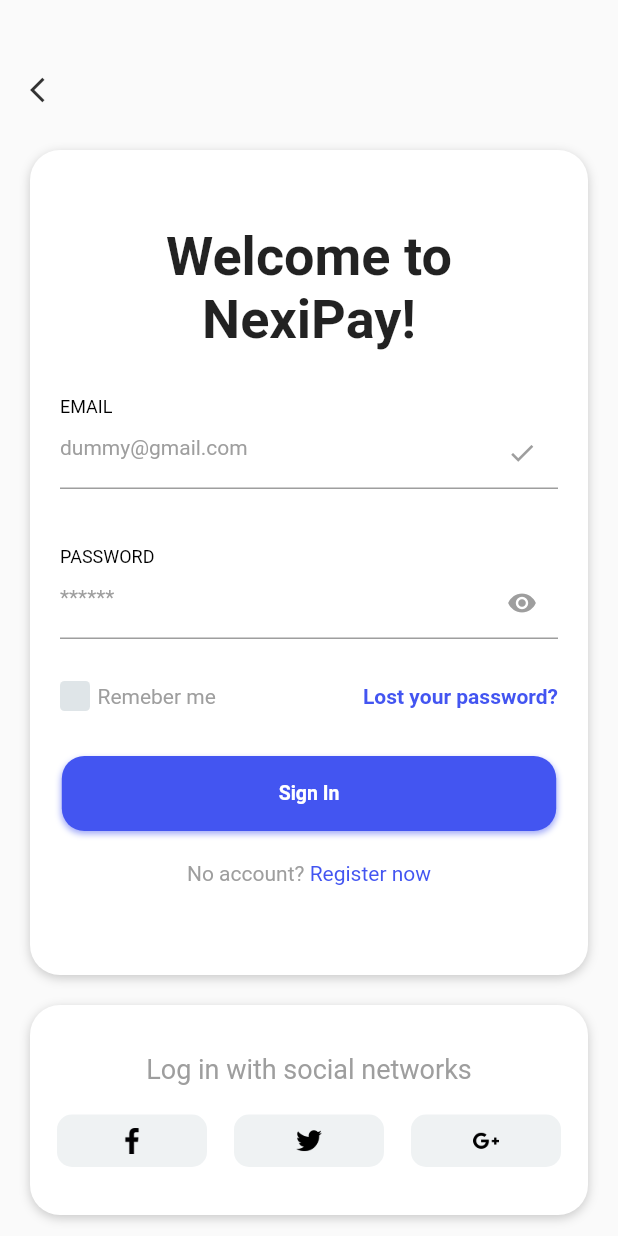
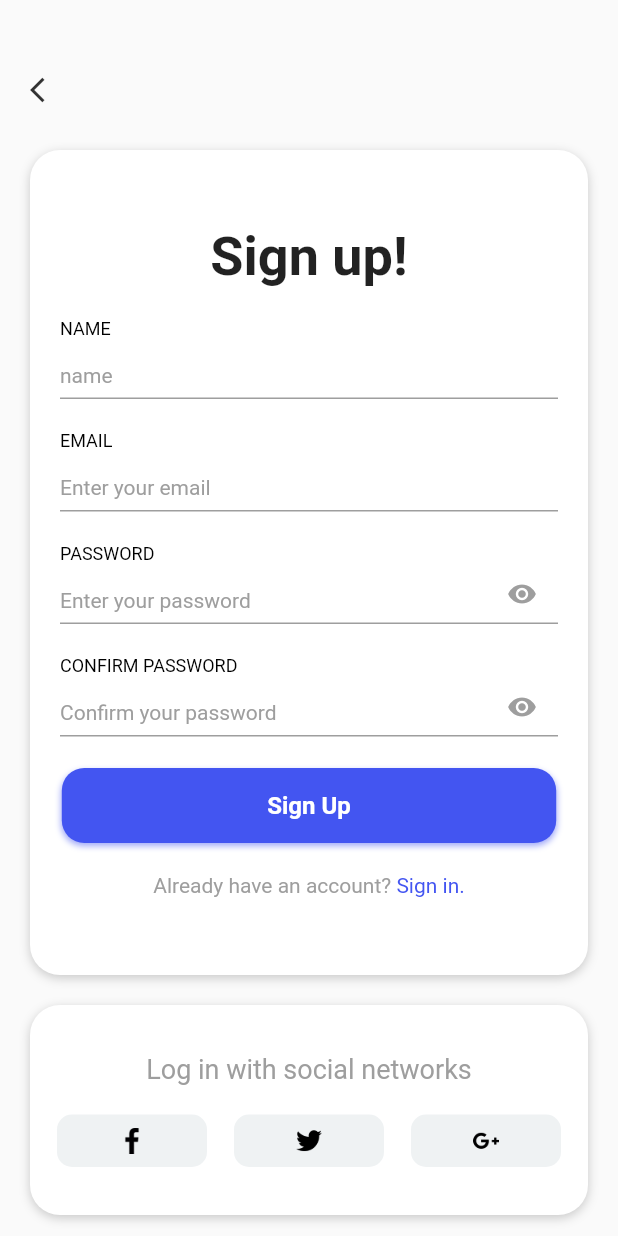
Before and after one commit to Usamamajid13/smart_transfer, a Flutter app: the SignUpScreen screen opened by its route, on a phone screen of 412 x 824 dp. Run offline on Flutter 3.47's test engine with Material 2 defaults, Android fonts, the phone set to English and light mode, and no system bars.

Commit message:
4 screens

```diff
--- a/lib/AppConstants/constants.dart
+++ b/lib/AppConstants/constants.dart
@@ -8,5 +8,6 @@
 ///routes
 const splashScreenRoute = "/";
 const catalogScreenRoute = "/catalogScreenRoute";
+const loginScreenRoute = "/loginScreenRoute";
 const signUpScreenRoute = "/signUpScreenRoute";
 const homeScreenRoute = "/homeScreenRoute";
--- a/lib/Authentication/catalog_screen.dart
+++ b/lib/Authentication/catalog_screen.dart
@@ -82,7 +82,7 @@
             utils.bigButton(
               width: MediaQuery.of(context).size.width * 0.9,
               onTap: () {
-                Navigator.pushNamed(context, signUpScreenRoute);
+                Navigator.pushNamed(context, loginScreenRoute);
               },
               text: "Get Started",
               borderRadius: 15.0,
--- a/lib/Authentication/register_screen.dart
+++ b/lib/Authentication/login_screen.dart
@@ -2,14 +2,14 @@
 import 'package:smart_transfer/AppConstants/constants.dart';
 import 'package:smart_transfer/Utils/app_utils.dart';
 
-class SignUpScreen extends StatefulWidget {
-  const SignUpScreen({Key? key}) : super(key: key);
+class LoginScreen extends StatefulWidget {
+  const LoginScreen({Key? key}) : super(key: key);
 
   @override
-  State<SignUpScreen> createState() => _SignUpScreenState();
+  State<LoginScreen> createState() => _LoginScreenState();
 }
 
-class _SignUpScreenState extends State<SignUpScreen> {
+class _LoginScreenState extends State<LoginScreen> {
   var utils = AppUtils();
   bool value = false;
   @override
@@ -77,7 +77,7 @@
                             ),
                           ),
                           const SizedBox(
-                            height: 30,
+                            height: 20,
                           ),
                           utils.labelTextField(
                             obscureText: true,
@@ -90,7 +90,7 @@
                             ),
                           ),
                           const SizedBox(
-                            height: 20,
+                            height: 10,
                           ),
                           Row(
                             mainAxisAlignment: MainAxisAlignment.spaceBetween,
@@ -144,7 +144,7 @@
                             ],
                           ),
                           const SizedBox(
-                            height: 30,
+                            height: 40,
                           ),
                           utils.bigButton(
                             width: MediaQuery.of(context).size.width * 0.8,
@@ -166,7 +166,10 @@
                                 ),
                               ),
                               GestureDetector(
-                                onTap: () {},
+                                onTap: () {
+                                  Navigator.pushNamed(
+                                      context, signUpScreenRoute);
+                                },
                                 child: Text(
                                   "Register now",
                                   style: utils.mediumTitleTextStyle(
--- /dev/null
+++ b/lib/Authentication/sign_up_screen.dart
@@ -0,0 +1,217 @@
+import 'package:flutter/material.dart';
+
+import '../AppConstants/constants.dart';
+import '../Utils/app_utils.dart';
+
+class SignUpScreen extends StatefulWidget {
+  const SignUpScreen({Key? key}) : super(key: key);
+
+  @override
+  State<SignUpScreen> createState() => _SignUpScreenState();
+}
+
+class _SignUpScreenState extends State<SignUpScreen> {
+  var utils = AppUtils();
+  bool value = false;
+  @override
+  Widget build(BuildContext context) {
+    return Scaffold(
+      body: SingleChildScrollView(
+        child: Padding(
+          padding: const EdgeInsets.symmetric(horizontal: 20),
+          child: Column(
+            crossAxisAlignment: CrossAxisAlignment.start,
+            children: [
+              const SizedBox(
+                height: 50,
+              ),
+              Icon(
+                Icons.arrow_back_ios,
+                color: Colors.black.withOpacity(0.8),
+                size: 20,
+              ),
+              const SizedBox(
+                height: 30,
+              ),
+              Container(
+                width: MediaQuery.of(context).size.width,
+                height: 550,
+                decoration: BoxDecoration(
+                  color: Colors.white,
+                  boxShadow: [
+                    BoxShadow(
+                      color: Colors.black.withOpacity(0.2),
+                      blurRadius: 5,
+                      offset: const Offset(0, 2),
+                    )
+                  ],
+                  borderRadius: BorderRadius.circular(20.0),
+                ),
+                child: Column(
+                  children: [
+                    const SizedBox(
+                      height: 50,
+                    ),
+                    Text(
+                      "Sign up!",
+                      style: utils.largestHeadingTextStyle(),
+                      textAlign: TextAlign.center,
+                    ),
+                    const SizedBox(
+                      height: 20,
+                    ),
+                    Padding(
+                      padding: const EdgeInsets.symmetric(horizontal: 20),
+                      child: Column(
+                        children: [
+                          utils.labelTextField(
+                            obscureText: false,
+                            hintText: "name",
+                            labelText: "NAME",
+                            onChange: (val) {
+                              setState(() {});
+                            },
+                          ),
+                          const SizedBox(
+                            height: 5,
+                          ),
+                          utils.labelTextField(
+                            obscureText: false,
+                            hintText: "Enter your email",
+                            labelText: "EMAIL",
+                            onChange: (val) {
+                              setState(() {});
+                            },
+                          ),
+                          const SizedBox(
+                            height: 5,
+                          ),
+                          utils.labelTextField(
+                            obscureText: true,
+                            hintText: "Enter your password",
+                            labelText: "PASSWORD",
+                            suffixIcon: const Icon(
+                              Icons.remove_red_eye,
+                              color: Colors.grey,
+                              size: 20,
+                            ),
+                          ),
+                          const SizedBox(
+                            height: 5,
+                          ),
+                          utils.labelTextField(
+                            obscureText: true,
+                            hintText: "Confirm your password",
+                            labelText: "CONFIRM PASSWORD",
+                            suffixIcon: const Icon(
+                              Icons.remove_red_eye,
+                              color: Colors.grey,
+                              size: 20,
+                            ),
+                          ),
+                          const SizedBox(
+                            height: 5,
+                          ),
+                          utils.bigButton(
+                            width: MediaQuery.of(context).size.width * 0.8,
+                            onTap: () {},
+                            text: "Sign Up",
+                            fontSize: 16,
+                            borderRadius: 15.0,
+                            textColor: Colors.white,
+                          ),
+                          const SizedBox(
+                            height: 20,
+                          ),
+                          Row(
+                            mainAxisAlignment: MainAxisAlignment.center,
+                            children: [
+                              Text(
+                                "Already have an account? ",
+                                style: utils.mediumTitleTextStyle(
+                                  color: Colors.grey,
+                                ),
+                              ),
+                              GestureDetector(
+                                onTap: () {
+                                  Navigator.pushNamed(
+                                      context, loginScreenRoute);
+                                },
+                                child: Text(
+                                  "Sign in.",
+                                  style: utils.mediumTitleTextStyle(
+                                    color: darkBlueColor,
+                                  ),
+                                ),
+                              ),
+                            ],
+                          )
+                        ],
+                      ),
+                    ),
+                  ],
+                ),
+              ),
+              const SizedBox(
+                height: 20,
+              ),
+              Container(
+                width: MediaQuery.of(context).size.width,
+                height: 140,
+                decoration: BoxDecoration(
+                  color: Colors.white,
+                  boxShadow: [
+                    BoxShadow(
+                      color: Colors.black.withOpacity(0.2),
+                      blurRadius: 5,
+                      offset: const Offset(0, 2),
+                    )
+                  ],
+                  borderRadius: BorderRadius.circular(20.0),
+                ),
+                child: Column(
+                  mainAxisAlignment: MainAxisAlignment.center,
+                  children: [
+                    Text(
+                      "Log in with social networks",
+                      style: utils.largeTextStyle(
+                        color: Colors.grey,
+                      ),
+                    ),
+                    const SizedBox(
+                      height: 20,
+                    ),
+                    Row(
+                      mainAxisAlignment: MainAxisAlignment.spaceEvenly,
+                      children: [
+                        for (int i = 0; i < 3; i++)
+                          Container(
+                            width: 100,
+                            height: 35,
+                            decoration: BoxDecoration(
+                              borderRadius: BorderRadius.circular(10.0),
+                              color: Colors.blueGrey.withOpacity(0.1),
+                            ),
+                            child: Center(
+                              child: Image.asset(
+                                i == 0
+                                    ? "assets/facebookIcon.png"
+                                    : i == 1
+                                        ? "assets/twitterIcon.png"
+                                        : "assets/googlePlusIcon.png",
+                                scale: 30,
+                              ),
+                            ),
+                          ),
+                      ],
+                    )
+                  ],
+                ),
+              )
+            ],
+          ),
+        ),
+      ),
+    );
+  }
+}
--- a/lib/Utils/app_utils.dart
+++ b/lib/Utils/app_utils.dart
@@ -191,7 +191,9 @@
               color: Colors.black,
             ),
           ),
-          TextFormField(
+          Container(
+            height: 40,
+            child: TextFormField(
               onTap: onTap,
               enabled: enabled,
               obscuringCharacter: '*',
@@ -207,7 +209,6 @@
               decoration: InputDecoration(
                 suffixIcon: suffixIcon,
                 prefixIcon: prefixIcon,
-
                 focusedBorder: const UnderlineInputBorder(
                   borderSide: BorderSide(color: Colors.grey),
                 ),
@@ -223,6 +224,7 @@
                 ),
               ),
             ),
+          ),
         ],
       ),
     );
--- a/lib/main.dart
+++ b/lib/main.dart
@@ -4,7 +4,8 @@
 
 import 'AppConstants/constants.dart';
 import 'Authentication/catalog_screen.dart';
-import 'Authentication/register_screen.dart';
+import 'Authentication/login_screen.dart';
+import 'Authentication/sign_up_screen.dart';
 import 'Authentication/splash_screen.dart';
 import 'MainScreens/home_screen.dart';
 
@@ -23,6 +24,7 @@
         splashScreenRoute: (context) => const SplashScreen(),
         catalogScreenRoute: (context) => const CatalogScreen(),
         homeScreenRoute: (context) => const HomeScreen(),
+        loginScreenRoute: (context) => const LoginScreen(),
         signUpScreenRoute: (context) => const SignUpScreen(),
       },
     );
```
Lines whose indentation alone changed are shown as unchanged.
